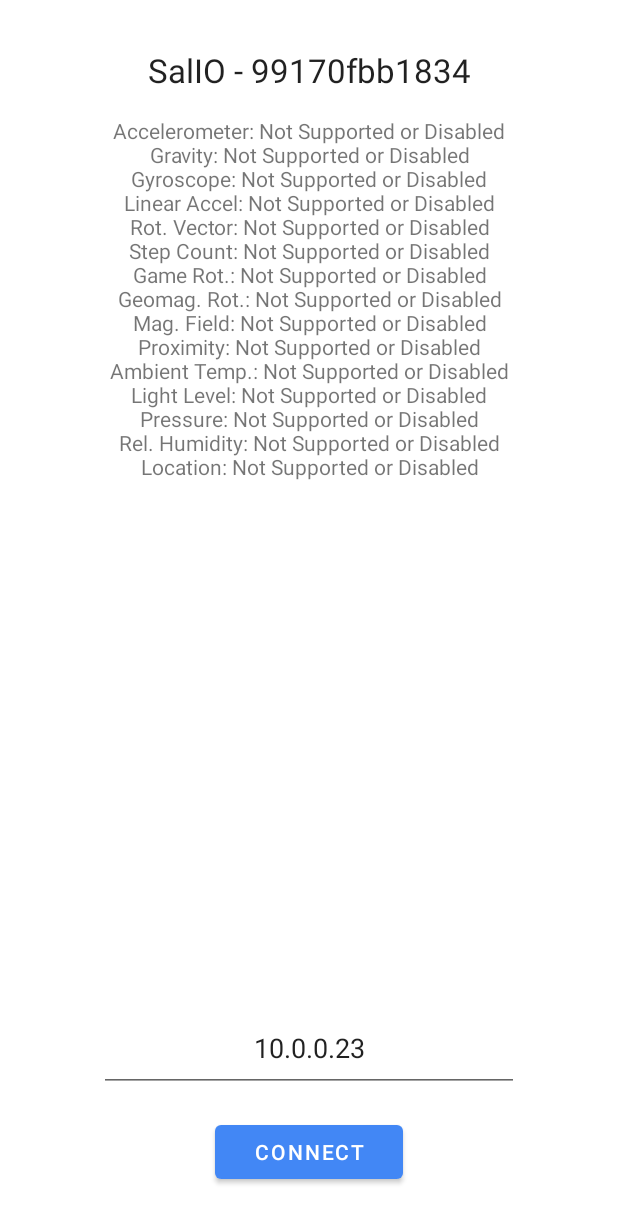
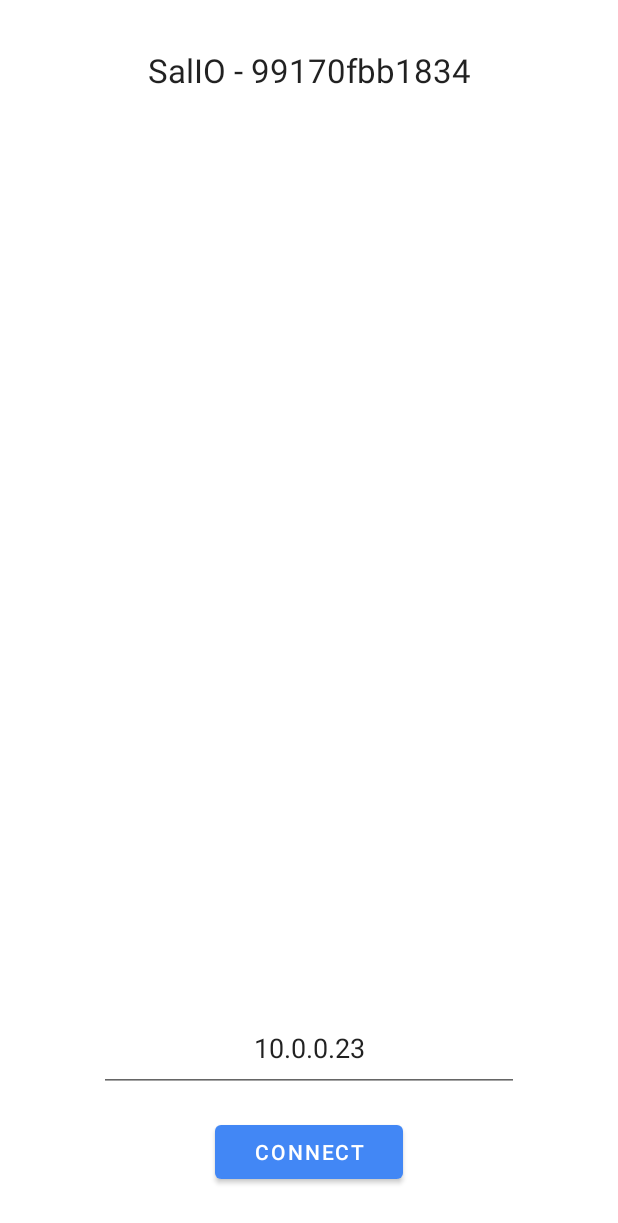
Before and after one commit to dragazo/PhoneIoT-android, an Android app: the screen it shows after launch (MainActivity), on a phone screen of 412 x 824 dp. Shown: the top 1223 px of the screen. Run offline under Robolectric (Android 15) with nearby library versions, the phone set to English and light mode, and no system bars.

Commit message:
terse display, compass support, and better unsupported handling
changed the display text to omit unsupported sensors.
added support for the compass (not a "real" sensor, but simulated based on the accelerometer and magnetometer).
better unsupported handling: unsupported now returns only the command prefix (no data), which can be used to differentiate success and failure.

```diff
--- a/app/src/main/java/com/health/salio/MainActivity.java
+++ b/app/src/main/java/com/health/salio/MainActivity.java
@@ -101,7 +101,15 @@ public class MainActivity extends AppCompatActivity {
 
     // ------------------------------------
 
-    private class SensorInfo implements SensorEventListener {
+    private interface BasicSensor {
+        boolean isSupported();
+        float[] getData();
+        void calculate();
+    }
+
+    // ------------------------------------
+
+    private class SensorInfo implements SensorEventListener, BasicSensor {
         public Sensor sensor;
         public float[] data;
         public boolean supported;
@@ -122,15 +130,18 @@ public class MainActivity extends AppCompatActivity {
             for (int i = 0; i < m; ++i) data[i] = newData[i];
             for (int i = m; i < data.length; ++i) data[i] = 0;
         }
-        public void appendData(StringBuilder b) {
-            if (supported) appendVector(b, data);
-            else b.append(NOT_SUPPORTED_STRING);
-        }
 
         @Override
         public void onSensorChanged(SensorEvent event) { updateData(event.values); }
         @Override
         public void onAccuracyChanged(Sensor sensor, int accuracy) {}
+
+        @Override
+        public boolean isSupported() { return supported; }
+        @Override
+        public float[] getData() { return data; }
+        @Override
+        public void calculate() { }
     }
 
     // ----------------------------------------------
@@ -157,7 +168,38 @@ public class MainActivity extends AppCompatActivity {
 
     // ----------------------------------------------
 
-    private class LocationSensor implements LocationListener {
+    // the hardware orientation sensor has been deprecated for a while, so we simulate it with the accelerometer and magnetometer
+    private class OrientationCalculator implements BasicSensor {
+        public float[] data = new float[3];
+        public boolean supported = false;
+
+        private float[] matrixBuffer = new float[9];
+
+        private SensorInfo accel;
+        private SensorInfo magnet;
+
+        public OrientationCalculator(SensorInfo accelerometerSource, SensorInfo magnetometerSource) {
+            accel = accelerometerSource;
+            magnet = magnetometerSource;
+            supported = accel.supported && magnet.supported;
+        }
+
+        @Override
+        public boolean isSupported() { return supported; }
+        @Override
+        public float[] getData() { return data; }
+        @Override
+        public void calculate() {
+            SensorManager.getRotationMatrix(matrixBuffer, null, accel.data, magnet.data);
+            SensorManager.getOrientation(matrixBuffer, data);
+        }
+    }
+
+    OrientationCalculator orientationCalculator;
+
+    // ----------------------------------------------
+
+    private class LocationSensor implements LocationListener, BasicSensor {
         public float[] data = new float[2];
         public int updateCount = 0;
         public boolean supported = false;
@@ -222,6 +264,13 @@ public class MainActivity extends AppCompatActivity {
         public void onProviderDisabled(@NonNull String provider) { } // if we don't override these, app crashes when location is turned off
         @Override
         public void onProviderEnabled(@NonNull String provider) { } // if we don't override these, app crashes when location is turned off
+
+        @Override
+        public boolean isSupported() { return supported; }
+        @Override
+        public float[] getData() { return data; }
+        @Override
+        public void calculate() { }
     }
     private LocationSensor location;
 
@@ -231,7 +280,6 @@ public class MainActivity extends AppCompatActivity {
 
     // ----------------------------------------------
 
-    private TextView sensorDisplay;
     private static final int SENSOR_DISPLAY_UPDATE_FREQUENCY = 1000;
 
     private static final int SERVER_PORT = 1975;
@@ -289,25 +337,30 @@ public class MainActivity extends AppCompatActivity {
                         udpSocket.setSoTimeout(1 * 1000);
                         udpSocket.receive(packet);
                         if (packet.getLength() == 0) continue;
-                        VectorSender vectorSender = v -> {
+                        BasicSensor src;
+                        switch (buf[0]) {
+                            case 'A': src = accelerometer; break;
+                            case 'G': src = gravity; break;
+                            case 'L': src = linearAcceleration; break;
+                            case 'Y': src = gyroscope; break;
+                            case 'R': src = rotationVector; break;
+                            case 'r': src = gameRotationVector; break;
+                            case 'M': src = magneticField; break;
+                            case 'P': src = proximity; break;
+                            case 'S': src = stepCounter; break;
+                            case 'l': src = light; break;
+                            case 'X': src = location; break;
+                            case 'O': src = orientationCalculator; break;
+                            default: continue;
+                        }
+                        if (src.isSupported()) { // if the sensor is supported, send back all the content
+                            src.calculate(); // compute software-emulated logic (if any)
+                            float[] v = src.getData();
                             ByteBuffer b = ByteBuffer.allocate(1 + v.length * 4).put(buf[0]);
                             for (float val : v) b.putFloat(val);
                             netsbloxSend(b.array(), packet.getSocketAddress());
-                        };
-                        System.err.println("network request");
-                        switch (buf[0]) {
-                            case 'A': vectorSender.send(accelerometer.data); break;
-                            case 'G': vectorSender.send(gravity.data); break;
-                            case 'L': vectorSender.send(linearAcceleration.data); break;
-                            case 'Y': vectorSender.send(gyroscope.data); break;
-                            case 'R': vectorSender.send(rotationVector.data); break;
-                            case 'r': vectorSender.send(gameRotationVector.data); break;
-                            case 'M': vectorSender.send(magneticField.data); break;
-                            case 'P': vectorSender.send(proximity.data); break;
-                            case 'S': vectorSender.send(stepCounter.data); break;
-                            case 'l': vectorSender.send(light.data); break;
-                            case 'X': vectorSender.send(location.data); break;
                         }
+                        else netsbloxSend(new byte[] { buf[0] }, packet.getSocketAddress()); // otherwise send back the acknowledgement, but no data
                     }
                     catch (SocketTimeoutException ignored) {} // this is fine - just means we hit the timeout we requested
                     catch (Exception ex) {
@@ -325,9 +378,7 @@ public class MainActivity extends AppCompatActivity {
                         try (Socket client = tcpSocket.accept()) {
                             int buflen = client.getInputStream().read(buf);
                             if (buflen == 1 && buf[0] == 'D') {
-                                System.err.println("requested image");
-                                imgSnapshot.compress(Bitmap.CompressFormat.JPEG, 90, client.getOutputStream());
-                                System.err.println("image sent");
+                                imgSnapshot.compress(Bitmap.CompressFormat.JPEG, 90, client.getOutputStream()); // netsblox has a max resolution anyway, so no need for 100% quality compression
                             }
                         }
                     }
@@ -461,6 +512,10 @@ public class MainActivity extends AppCompatActivity {
 
         // --------------------------------------------------
 
+        orientationCalculator = new OrientationCalculator(accelerometer, magneticField);
+
+        // --------------------------------------------------
+
         location = new LocationSensor(this);
         location.start();
 
@@ -468,7 +523,7 @@ public class MainActivity extends AppCompatActivity {
 
         // generate a default image for the networking interface and display (if enabled)
         ImageView imgDisplay = (ImageView)findViewById(R.id.snapshotDisplay);
-        Bitmap defaultImg = Bitmap.createBitmap(100, 100, Bitmap.Config.ARGB_8888);
+        Bitmap defaultImg = Bitmap.createBitmap(50, 50, Bitmap.Config.ARGB_8888);
         Canvas canvas = new Canvas(defaultImg);
         Paint paint = new Paint();
         paint.setColor(Color.BLACK);
@@ -514,49 +569,40 @@ public class MainActivity extends AppCompatActivity {
     }
 
     private void updateSensorDisplay() {
-        if (sensorDisplay == null || !sensorDisplay.isShown()) sensorDisplay = findViewById(R.id.sensorDisplay);
-        if (sensorDisplay == null || !sensorDisplay.isShown()) return;
-
+        TextView sensorDisplay = (TextView)findViewById(R.id.sensorDisplay);
+        if (!sensorDisplay.isShown()) return;
         StringBuilder b = new StringBuilder();
 
         // motion sensors
-        b.append("Accelerometer: ");
-        if (accelerometer != null) accelerometer.appendData(b);
-        b.append("\nGravity: ");
-        if (gravity != null) gravity.appendData(b);
-        b.append("\nGyroscope: ");
-        if (gyroscope != null) gyroscope.appendData(b);
-        b.append("\nLinear Accel: ");
-        if (linearAcceleration != null) linearAcceleration.appendData(b);
-        b.append("\nRot. Vector: ");
-        if (rotationVector != null) rotationVector.appendData(b);
-        b.append("\nStep Count: ");
-        if (stepCounter != null) stepCounter.appendData(b);
+        if (accelerometer.supported) { b.append("Accelerometer: "); appendVector(b, accelerometer.data); b.append('\n'); }
+        if (gravity.supported) { b.append("Gravity: "); appendVector(b, gravity.data); b.append('\n'); }
+        if (gyroscope.supported) { b.append("Gyroscope: "); appendVector(b, gyroscope.data); b.append('\n'); }
+        if (linearAcceleration.supported) { b.append("Linear Accel.: "); appendVector(b, linearAcceleration.data); b.append('\n'); }
+        if (rotationVector.supported) { b.append("Rot. Vector: "); appendVector(b, rotationVector.data); b.append('\n'); }
+        if (stepCounter.supported) { b.append("Step Count: "); appendVector(b, stepCounter.data); b.append('\n'); }
 
         // position sensors
-        b.append("\nGame Rot.: ");
-        if (gameRotationVector != null) gameRotationVector.appendData(b);
-        b.append("\nGeomag. Rot.: ");
-        if (geomagneticRotationVector != null) geomagneticRotationVector.appendData(b);
-        b.append("\nMag. Field: ");
-        if (magneticField != null) magneticField.appendData(b);
-        b.append("\nProximity: ");
-        if (proximity != null) proximity.appendData(b);
+        if (gameRotationVector.supported) { b.append("Game Rot.: "); appendVector(b, gameRotationVector.data); b.append('\n'); }
+        if (geomagneticRotationVector.supported) { b.append("Geomag. Rot.: "); appendVector(b, geomagneticRotationVector.data); b.append('\n'); }
+        if (magneticField.supported) { b.append("Mag. Field: "); appendVector(b, magneticField.data); b.append('\n'); }
+        if (proximity.supported) { b.append("Proximity: "); appendVector(b, proximity.data); b.append('\n'); }
 
         // environment sensors
-        b.append("\nAmbient Temp.: ");
-        if (ambientTemperature != null) ambientTemperature.appendData(b);
-        b.append("\nLight Level: ");
-        if (light != null) light.appendData(b);
-        b.append("\nPressure: ");
-        if (pressure != null) pressure.appendData(b);
-        b.append("\nRel. Humidity: ");
-        if (relativeHumidity != null) relativeHumidity.appendData(b);
+        if (ambientTemperature.supported) { b.append("Ambient Temp.: "); appendVector(b, ambientTemperature.data); b.append('\n'); }
+        if (light.supported) { b.append("Light Level: "); appendVector(b, light.data); b.append('\n'); }
+        if (pressure.supported) { b.append("Pressure: "); appendVector(b, pressure.data); b.append('\n'); }
+        if (relativeHumidity.supported) { b.append("Rel. Humidity: "); appendVector(b, relativeHumidity.data); b.append('\n'); }
 
-        // ------------------------------------------------------------------
+        // misc sensors
+        if (location.supported) { b.append("Location: "); appendVector(b, location.data); b.append('\n'); }
 
-        b.append("\nLocation: ");
-        if (location != null) location.appendData(b);
+        // orientation calculator (logical)
+        if (orientationCalculator.supported) {
+            orientationCalculator.calculate();
+            b.append("Orientation: ");
+            appendVector(b, orientationCalculator.data);
+            b.append('\n');
+        }
 
         sensorDisplay.setText(b.toString());
     }
```
